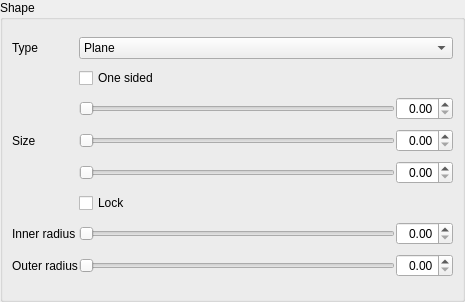
Qt form ui/ShapeWidget.ui (ThomasKroes/exposure-render.ercore) before a commit.
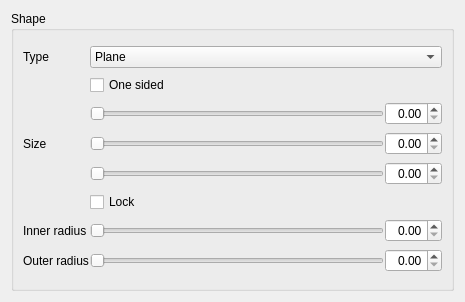
The same form after that commit.

```diff
--- a/ui/ShapeWidget.ui
+++ b/ui/ShapeWidget.ui
@@ -14,9 +14,6 @@
    <string>Shape</string>
   </property>
   <layout class="QVBoxLayout" name="verticalLayout">
-   <property name="margin">
-    <number>0</number>
-   </property>
    <item>
     <widget class="QGroupBox" name="ShapeGroupBox">
      <property name="title">
```
